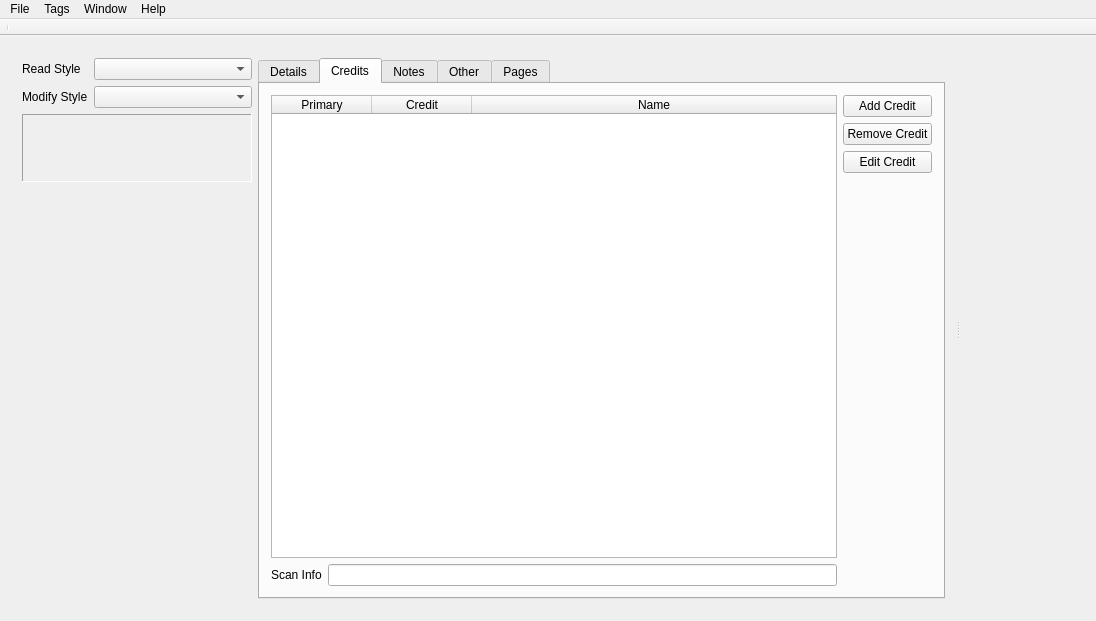
This is comictaggerlib/ui/taggerwindow.ui in comictagger/comictagger as Qt 5 draws it before an edit. The edited form follows.
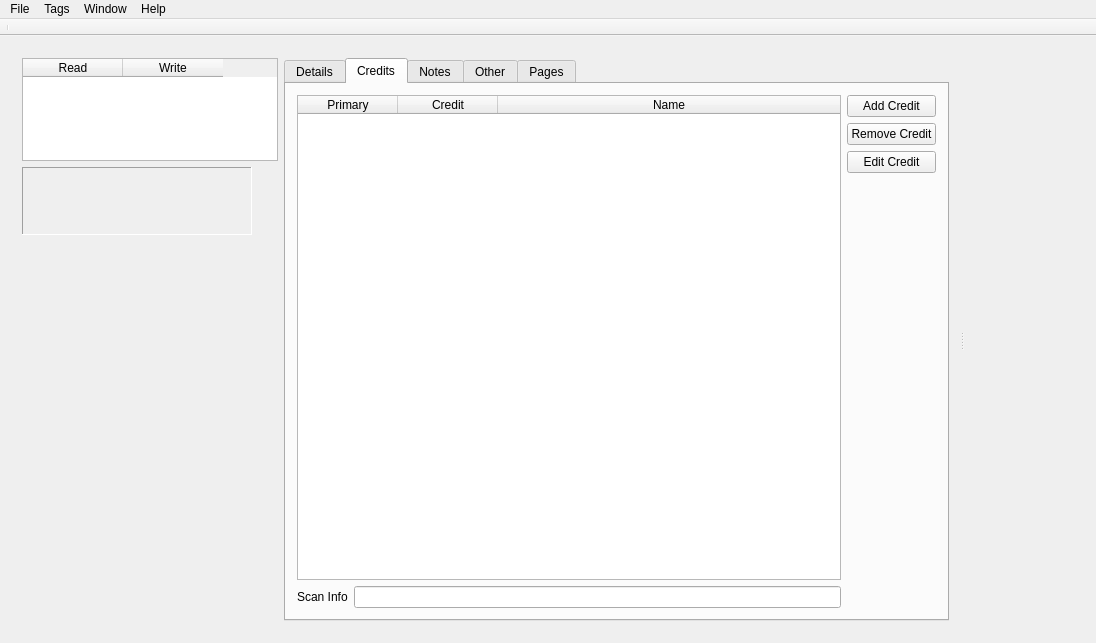
This is the edited form. The open tabs and pages were chosen to show the change.

Commit message: Add support for saving multiple styles in GUI and represent options in tagger window.

Diff of the .ui file:
```diff
--- a/comictaggerlib/ui/taggerwindow.ui
+++ b/comictaggerlib/ui/taggerwindow.ui
@@ -7,7 +7,7 @@
     <x>0</x>
     <y>0</y>
     <width>1096</width>
-    <height>621</height>
+    <height>643</height>
    </rect>
   </property>
   <property name="sizePolicy">
@@ -52,34 +52,39 @@
         <item>
          <layout class="QVBoxLayout" name="verticalLayout">
           <item>
-           <layout class="QFormLayout" name="formLayout">
-            <property name="fieldGrowthPolicy">
-             <enum>QFormLayout::AllNonFixedFieldsGrow</enum>
+           <widget class="QTableWidget" name="tblMetadata">
+            <property name="sizePolicy">
+             <sizepolicy hsizetype="Fixed" vsizetype="Fixed">
+              <horstretch>0</horstretch>
+              <verstretch>0</verstretch>
+             </sizepolicy>
             </property>
-            <property name="formAlignment">
-             <set>Qt::AlignHCenter|Qt::AlignTop</set>
+            <property name="minimumSize">
+             <size>
+              <width>0</width>
+              <height>22</height>
+             </size>
             </property>
-            <item row="0" column="0">
-             <widget class="QLabel" name="label">
-              <property name="text">
-               <string>Read Style</string>
-              </property>
-             </widget>
-            </item>
-            <item row="0" column="1">
-             <widget class="QComboBox" name="cbLoadDataStyle"/>
-            </item>
-            <item row="1" column="0">
-             <widget class="QLabel" name="saveStyleLabel">
-              <property name="text">
-               <string>Modify Style</string>
-              </property>
-             </widget>
-            </item>
-            <item row="1" column="1">
-             <widget class="QComboBox" name="cbSaveDataStyle"/>
-            </item>
-           </layout>
+            <property name="maximumSize">
+             <size>
+              <width>256</width>
+              <height>1024</height>
+             </size>
+            </property>
+            <attribute name="verticalHeaderVisible">
+             <bool>true</bool>
+            </attribute>
+            <column>
+             <property name="text">
+              <string>Read</string>
+             </property>
+            </column>
+            <column>
+             <property name="text">
+              <string>Write</string>
+             </property>
+            </column>
+           </widget>
           </item>
           <item>
            <widget class="QFrame" name="frameInfoBox">
@@ -815,9 +820,6 @@
                      <property name="text">
                       <string>Primary</string>
                      </property>
-                     <property name="textAlignment">
-                      <set>AlignCenter</set>
-                     </property>
                     </column>
                     <column>
                      <property name="text">
```
The commit also changes 5 other files.
